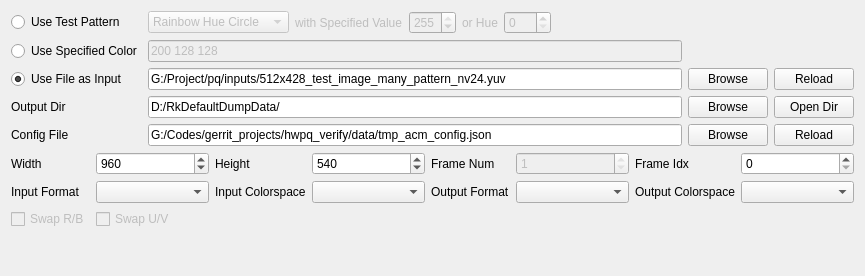
This is script/verify_tool_app/ui/io_ui.ui in FaiScofield/hwpq_verify as Qt 5 draws it before an edit. The edited form follows.
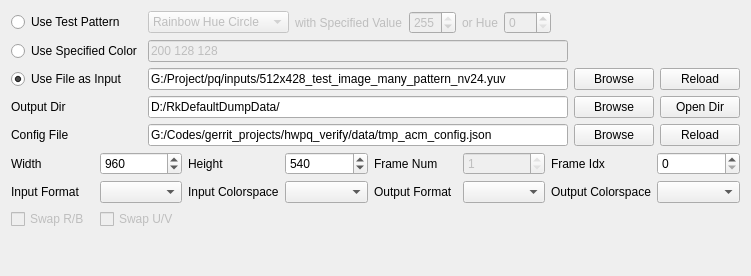
This is the edited form.

Commit message: refactor[io_ui]: 统一格式/色彩空间显示分隔符为连字符，调整UI尺寸策略并优化原始文件支持

The edit to the form file:
```diff
--- a/script/verify_tool_app/ui/io_ui.ui
+++ b/script/verify_tool_app/ui/io_ui.ui
@@ -6,7 +6,7 @@
    <rect>
     <x>0</x>
     <y>0</y>
-    <width>865</width>
+    <width>751</width>
     <height>276</height>
    </rect>
   </property>
@@ -41,6 +41,12 @@
      </item>
      <item row="5" column="1">
       <widget class="QLineEdit" name="lineEdit_config_file">
+       <property name="sizePolicy">
+        <sizepolicy hsizetype="MinimumExpanding" vsizetype="Fixed">
+         <horstretch>0</horstretch>
+         <verstretch>0</verstretch>
+        </sizepolicy>
+       </property>
        <property name="toolTip">
         <string>配置文件路径</string>
        </property>
@@ -84,6 +90,12 @@
      </item>
      <item row="4" column="1">
       <widget class="QLineEdit" name="lineEdit_output_dir">
+       <property name="sizePolicy">
+        <sizepolicy hsizetype="MinimumExpanding" vsizetype="Fixed">
+         <horstretch>0</horstretch>
+         <verstretch>0</verstretch>
+        </sizepolicy>
+       </property>
        <property name="toolTip">
         <string>输出文件保存目录</string>
        </property>
@@ -108,6 +120,12 @@
      </item>
      <item row="3" column="1">
       <widget class="QLineEdit" name="lineEdit_input_file">
+       <property name="sizePolicy">
+        <sizepolicy hsizetype="MinimumExpanding" vsizetype="Fixed">
+         <horstretch>0</horstretch>
+         <verstretch>0</verstretch>
+        </sizepolicy>
+       </property>
        <property name="toolTip">
         <string>输入图像文件路径</string>
        </property>
@@ -339,7 +357,7 @@
      <item row="1" column="1">
       <widget class="QComboBox" name="comboBox_input_format">
        <property name="sizePolicy">
-        <sizepolicy hsizetype="MinimumExpanding" vsizetype="Fixed">
+        <sizepolicy hsizetype="Preferred" vsizetype="Fixed">
          <horstretch>0</horstretch>
          <verstretch>0</verstretch>
         </sizepolicy>
@@ -352,7 +370,7 @@
      <item row="1" column="5">
       <widget class="QComboBox" name="comboBox_output_format">
        <property name="sizePolicy">
-        <sizepolicy hsizetype="MinimumExpanding" vsizetype="Fixed">
+        <sizepolicy hsizetype="Preferred" vsizetype="Fixed">
          <horstretch>0</horstretch>
          <verstretch>0</verstretch>
         </sizepolicy>
@@ -446,7 +464,7 @@
      <item row="1" column="3">
       <widget class="QComboBox" name="comboBox_input_colorspace">
        <property name="sizePolicy">
-        <sizepolicy hsizetype="MinimumExpanding" vsizetype="Fixed">
+        <sizepolicy hsizetype="Preferred" vsizetype="Fixed">
          <horstretch>0</horstretch>
          <verstretch>0</verstretch>
         </sizepolicy>
@@ -459,7 +477,7 @@
      <item row="1" column="7">
       <widget class="QComboBox" name="comboBox_output_colorspace">
        <property name="sizePolicy">
-        <sizepolicy hsizetype="MinimumExpanding" vsizetype="Fixed">
+        <sizepolicy hsizetype="Preferred" vsizetype="Fixed">
          <horstretch>0</horstretch>
          <verstretch>0</verstretch>
         </sizepolicy>
```
Left out of the diff: 18 changed lines with no effect on the pictures. The commit also changes 2 other files.
